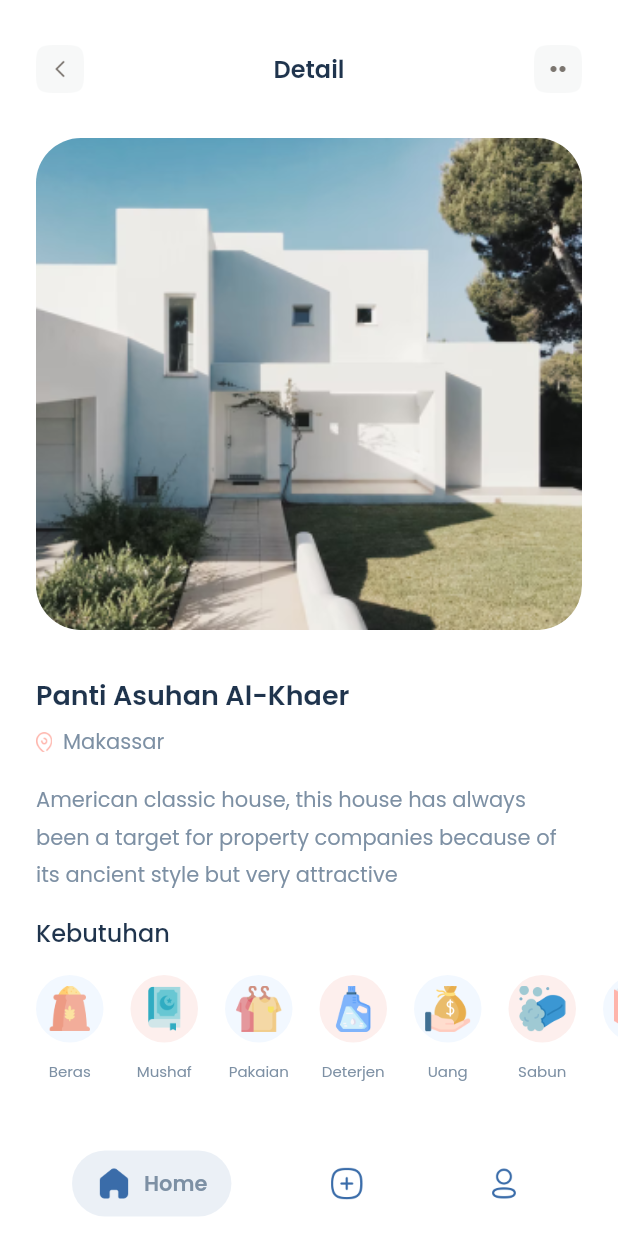
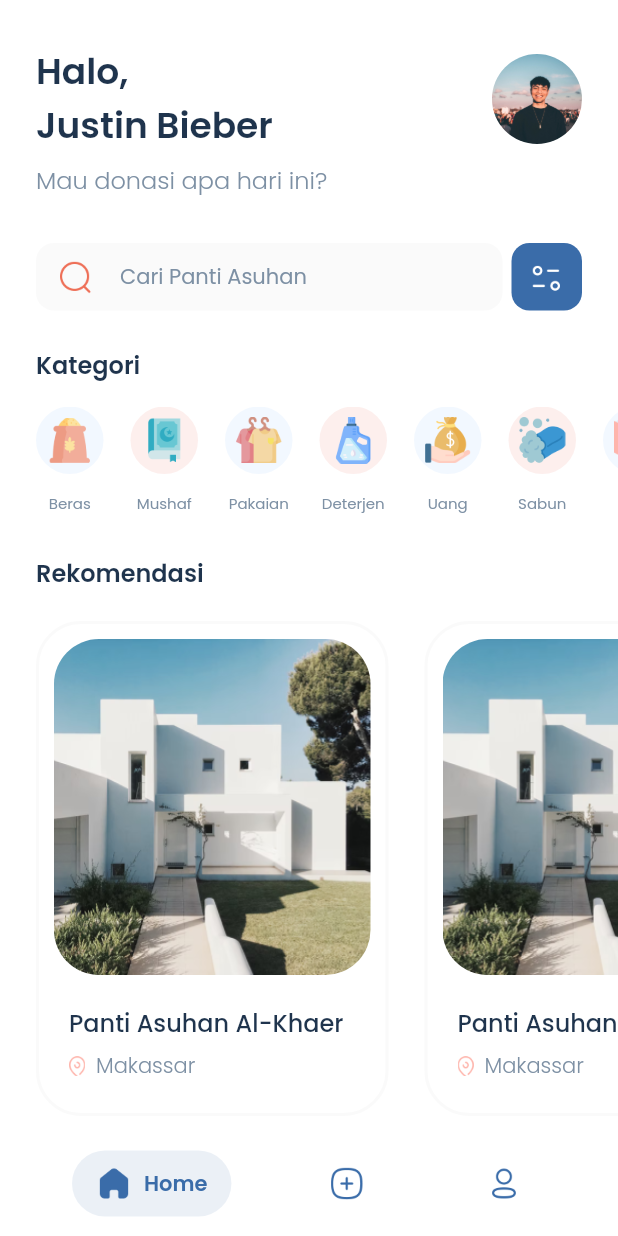
Before and after one commit to nadiamrnt/peka, a Flutter app: the screen it shows after launch, after a tap on "Masuk", on a phone screen of 412 x 824 dp. Run offline on Flutter 3.47's test engine with Material 2 defaults, Android fonts, the phone set to English and light mode, and no system bars; drawn by our look-alikes of salomon_bottom_bar; our stand-ins replace equatable, google_fonts.

Commit message:
mengubah beberapa konfigurasi dan menambahkan navigasi antar halaman

```diff
--- a/lib/main.dart
+++ b/lib/main.dart
@@ -1,6 +1,14 @@
 import 'package:flutter/material.dart';
 import 'package:peka/common/styles.dart';
 import 'package:peka/ui/pages/auth/login_page.dart';
+import 'package:peka/ui/pages/auth/signup_page.dart';
+import 'package:peka/ui/pages/category/category_page.dart';
+import 'package:peka/ui/pages/detail/detail_page.dart';
+import 'package:peka/ui/pages/home/home_page.dart';
+import 'package:peka/ui/pages/kelola_panti/kelola_page.dart';
+import 'package:peka/ui/pages/kelola_panti/register_page.dart';
+
+import 'common/navigation.dart';
 
 void main() {
   runApp(const MyApp());
@@ -16,7 +24,17 @@ class MyApp extends StatelessWidget {
       debugShowCheckedModeBanner: false,
       theme: ThemeData(
           primarySwatch: Colors.blue, scaffoldBackgroundColor: kWhiteColor),
-      home: const LoginPage(),
+      navigatorKey: navigatorKey,
+      initialRoute: LoginPage.routeName,
+      routes: {
+        LoginPage.routeName: (context) => const LoginPage(),
+        SignupPage.routeName: (_) => const SignupPage(),
+        DetailPage.routeName: (_) => const DetailPage(),
+        HomePage.routeName: (_) => const HomePage(),
+        RegisterPage.routeName: (_) => const RegisterPage(),
+        KelolaPage.routeName: (_) => const KelolaPage(),
+        CategoryPage.routeName: (_) => const CategoryPage(),
+      },
     );
   }
 }
--- a/lib/ui/pages/auth/login_page.dart
+++ b/lib/ui/pages/auth/login_page.dart
@@ -3,9 +3,12 @@ import 'package:peka/common/styles.dart';
 import 'package:peka/ui/pages/auth/signup_page.dart';
 import 'package:peka/ui/pages/home/home_page.dart';
 
+import '../../../common/navigation.dart';
 import '../../widgets/button.dart';
 
 class LoginPage extends StatelessWidget {
+  static const routeName = '/login-page';
+
   const LoginPage({Key? key}) : super(key: key);
 
   @override
@@ -125,12 +128,7 @@ class LoginPage extends StatelessWidget {
                   Button(
                     textButton: "Masuk",
                     onTap: () {
-                      Navigator.push(
-                        context,
-                        MaterialPageRoute(
-                          builder: (context) => const HomePage(),
-                        ),
-                      );
+                      Navigation.intent(HomePage.routeName);
                     },
                   ),
                   const SizedBox(height: 20.0),
@@ -147,11 +145,7 @@ class LoginPage extends StatelessWidget {
                       ),
                       TextButton(
                         onPressed: () {
-                          Navigator.push(
-                              context,
-                              MaterialPageRoute(
-                                builder: (context) => const SignupPage(),
-                              ));
+                          Navigation.intent(SignupPage.routeName);
                         },
                         child: Text(
                           "Daftar",
--- a/lib/ui/pages/detail/detail_page.dart
+++ b/lib/ui/pages/detail/detail_page.dart
@@ -5,6 +5,7 @@ import 'package:peka/common/styles.dart';
 import '../../widgets/button.dart';
 
 class DetailPage extends StatelessWidget {
+  static const routeName = '/detail-page';
   const DetailPage({Key? key}) : super(key: key);
 
   @override
--- a/lib/ui/pages/home/home_page.dart
+++ b/lib/ui/pages/home/home_page.dart
@@ -1,11 +1,13 @@
 import 'package:flutter/material.dart';
 import 'package:peka/common/styles.dart';
-import 'package:peka/ui/pages/detail/detail_page.dart';
 import 'package:peka/ui/pages/kelola_panti/intro_kelola_page.dart';
 import 'package:peka/ui/pages/profile/profile_page.dart';
 import 'package:salomon_bottom_bar/salomon_bottom_bar.dart';
 
+import 'home_page_content.dart';
+
 class HomePage extends StatefulWidget {
+  static const routeName = '/home-page';
   const HomePage({Key? key}) : super(key: key);
 
   @override
@@ -14,6 +16,7 @@ class HomePage extends StatefulWidget {
 
 class _HomePageState extends State<HomePage> {
   int _selectedIndex = 0;
+
   void _onNavbarTapped(int index) {
     setState(() {
       _selectedIndex = index;
@@ -24,7 +27,7 @@ class _HomePageState extends State<HomePage> {
   Widget build(BuildContext context) {
     //LIST PAGE UNTUK NAVIGASI PINDAH HALAMAN
     List<Widget> _listPage = [
-      const DetailPage(),
+      const HomePageContent(),
       const IntroKelolaPage(),
       const ProfilePage()
     ];
@@ -44,7 +47,12 @@ class _HomePageState extends State<HomePage> {
               activeIcon: const ImageIcon(
                   AssetImage('assets/icons/ic_home_active.png')),
               icon: const ImageIcon(AssetImage('assets/icons/ic_home.png')),
-              title: Text('Home', style: greyTextStyle),
+              title: Text(
+                'Home',
+                style: greyTextStyle.copyWith(
+                  color: kPrimaryColor,
+                ),
+              ),
             ),
 
             /// Kelola
@@ -52,7 +60,12 @@ class _HomePageState extends State<HomePage> {
               activeIcon: const ImageIcon(
                   AssetImage('assets/icons/ic_kelola_active.png')),
               icon: const ImageIcon(AssetImage('assets/icons/ic_kelola.png')),
-              title: Text('Kelola', style: greyTextStyle),
+              title: Text(
+                'Kelola',
+                style: greyTextStyle.copyWith(
+                  color: kPrimaryColor,
+                ),
+              ),
             ),
 
             /// Profil
@@ -60,7 +73,12 @@ class _HomePageState extends State<HomePage> {
               activeIcon: const ImageIcon(
                   AssetImage('assets/icons/ic_profile_active.png')),
               icon: const ImageIcon(AssetImage('assets/icons/ic_profile.png')),
-              title: Text('Profile', style: greyTextStyle),
+              title: Text(
+                'Profile',
+                style: greyTextStyle.copyWith(
+                  color: kPrimaryColor,
+                ),
+              ),
             ),
           ],
         ),
--- a/lib/ui/pages/home/home_page_content.dart
+++ b/lib/ui/pages/home/home_page_content.dart
@@ -1,9 +1,13 @@
 import 'package:flutter/material.dart';
 import 'package:peka/common/styles.dart';
+import 'package:peka/ui/pages/category/category_page.dart';
+import 'package:peka/ui/pages/detail/detail_page.dart';
 import 'package:peka/utils/category_helper.dart';
 
-class HomePage extends StatelessWidget {
-  const HomePage({Key? key}) : super(key: key);
+import '../../../common/navigation.dart';
+
+class HomePageContent extends StatelessWidget {
+  const HomePageContent({Key? key}) : super(key: key);
 
   @override
   Widget build(BuildContext context) {
@@ -19,7 +23,7 @@ class HomePage extends StatelessWidget {
               _buildCategory(),
               const SizedBox(height: 24),
               _buildListPantiAsuhan(),
-              const SizedBox(height: 30),
+              const SizedBox(height: 24),
             ],
           ),
         ),
@@ -163,7 +167,11 @@ class HomePage extends StatelessWidget {
             scrollDirection: Axis.horizontal,
             padding: const EdgeInsets.only(left: 24),
             children: CategoryHelper.categoryFromLocal.map((item) {
-              return Padding(
+              return GestureDetector(
+                onTap: () {
+                  Navigation.intent(CategoryPage.routeName);
+                },
+                child: Padding(
                   padding: const EdgeInsets.only(right: 18.0),
                   child: Column(
                     crossAxisAlignment: CrossAxisAlignment.center,
@@ -195,6 +203,7 @@ class HomePage extends StatelessWidget {
                       ),
                     ],
                   ),
+                ),
               );
             }).toList(),
           ),
@@ -224,7 +233,8 @@ class HomePage extends StatelessWidget {
             padding: const EdgeInsets.only(left: 24),
             scrollDirection: Axis.horizontal,
             children: [
-              Container(
+              GestureDetector(
+                child: Container(
                   height: 324,
                   width: 235,
                   margin: const EdgeInsets.only(right: 24),
@@ -285,6 +295,10 @@ class HomePage extends StatelessWidget {
                       ),
                     ],
                   ),
+                ),
+                onTap: () {
+                  Navigation.intent(DetailPage.routeName);
+                },
               ),
               Container(
                 height: 324,
--- a/lib/ui/pages/kelola_panti/kelola_page.dart
+++ b/lib/ui/pages/kelola_panti/kelola_page.dart
@@ -2,6 +2,7 @@ import 'package:flutter/material.dart';
 import 'package:peka/common/styles.dart';
 
 class KelolaPage extends StatelessWidget {
+  static const routeName = '/kelola-page';
   const KelolaPage({Key? key}) : super(key: key);
 
   @override
--- a/lib/ui/pages/profile/profile_page.dart
+++ b/lib/ui/pages/profile/profile_page.dart
@@ -11,7 +11,6 @@ class ProfilePage extends StatelessWidget {
         body: SingleChildScrollView(
           child: Padding(
             padding: const EdgeInsets.symmetric(horizontal: 24.0),
-            child: Expanded(
             child: Column(
               children: [
                 _buildHeader(),
@@ -22,7 +21,6 @@ class ProfilePage extends StatelessWidget {
                 const SizedBox(height: 40),
                 _buildOptionList(),
               ],
-              ),
             ),
           ),
         ),
```
Also changed, not shown: lib/ui/pages/auth/signup_page.dart (+6 -4 lines), lib/ui/pages/category/category_page.dart (+16 -12 lines), lib/ui/pages/kelola_panti/intro_kelola_page.dart (+3 -6 lines), lib/ui/pages/kelola_panti/register_page.dart (+10 -1 lines), 5 other files. Lines whose indentation alone changed are shown as unchanged.
